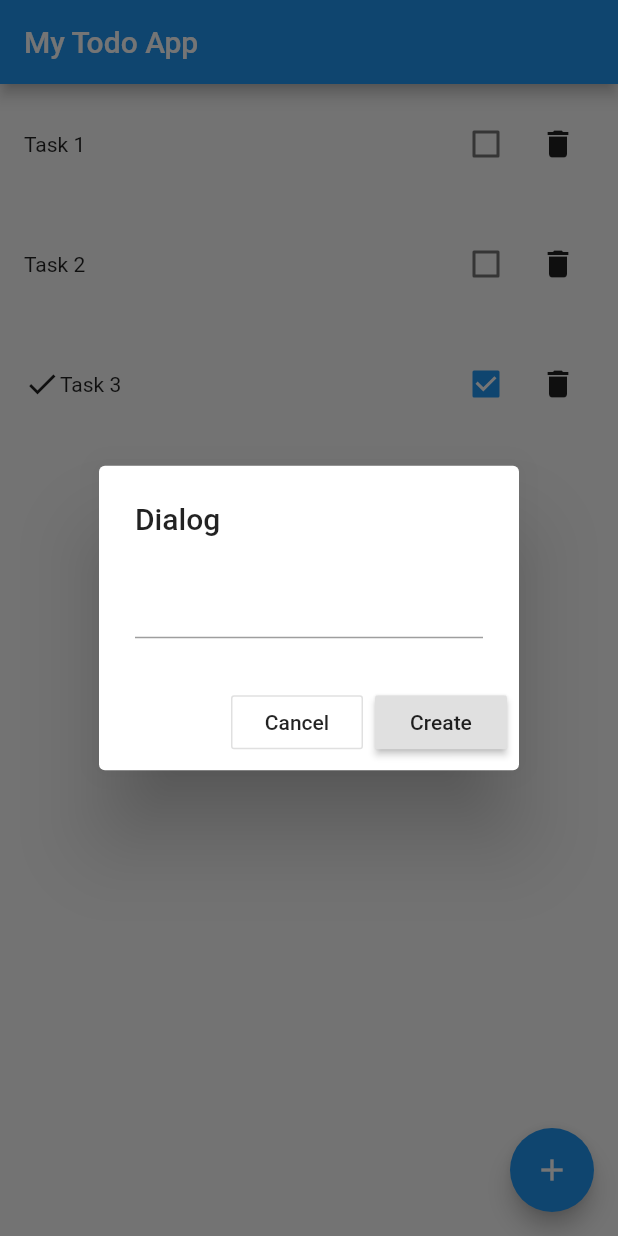
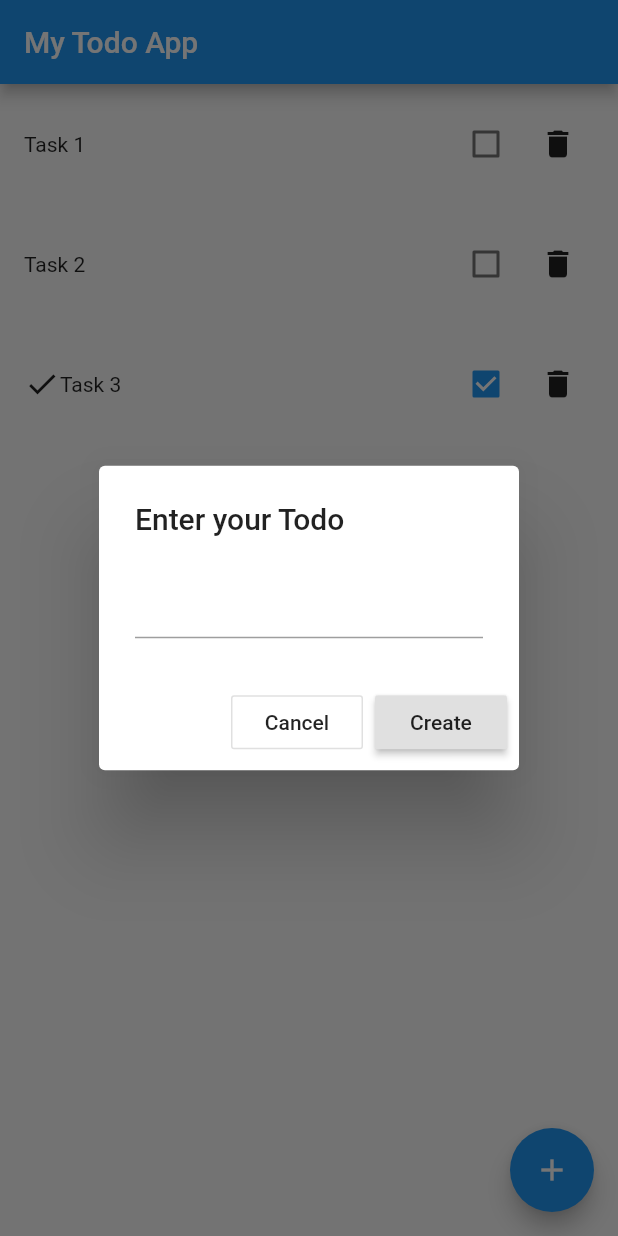
Before and after one commit to modmoto/flutter_workshop, a Flutter app: the screen it shows after launch, after a tap on the "add" icon, on a phone screen of 412 x 824 dp. Run offline on Flutter 3.47's test engine with Material 2 defaults, Android fonts, the phone set to English and light mode, and no system bars.

```diff
--- a/lib/main.dart
+++ b/lib/main.dart
@@ -64,13 +64,12 @@ class TodoPageState extends State<TodoPage> {
           })).toList(),
       ),
       floatingActionButton: FloatingActionButton(
-        onPressed: () {
+        onPressed: () async {
           var textController = TextEditingController();
 
-          showCollection(context);
-          showDialog(context: context, builder: (context) {
+          var newTask = await showDialog(context: context, builder: (context) {
             return AlertDialog(
-              title: Text("Dialog"),
+              title: Text("Enter your Todo"),
               content: TextField(
                 controller: textController,
               ),
@@ -82,24 +81,24 @@ class TodoPageState extends State<TodoPage> {
                   }),
                 RaisedButton(
                   child: Text("Create"),
-                  onPressed: () {
-                    setState(() {
-                      tasks.add(TodoItem(
+                  onPressed: () async {
+                    Navigator.of(context).pop(TodoItem(
                         task: textController.text
-                      ));
-                    });
-                    Navigator.of(context).pop();
+                    ));
                   })
               ],
             );
           });
+
+          if (newTask != null) {
+            setState(() {
+              tasks.add(newTask);
+            });
+          }
         },
         child: Icon(Icons.add)
       ),
     );
-  }
-
-  void showCollection(BuildContext context) {
   }
 }
 
```
